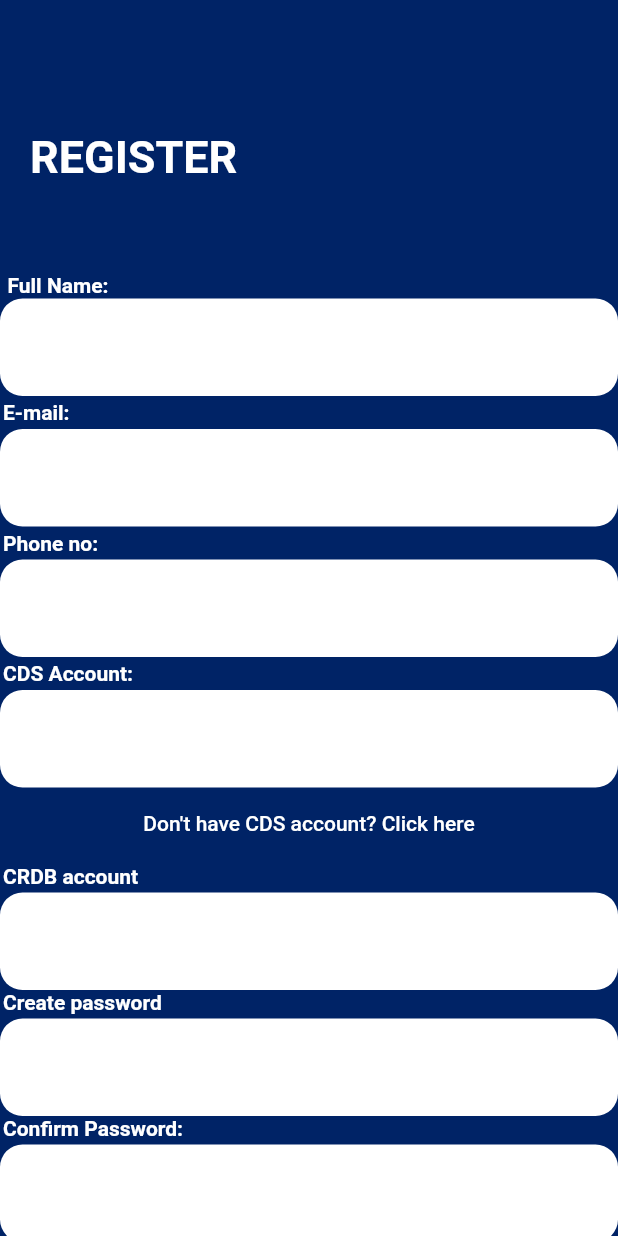
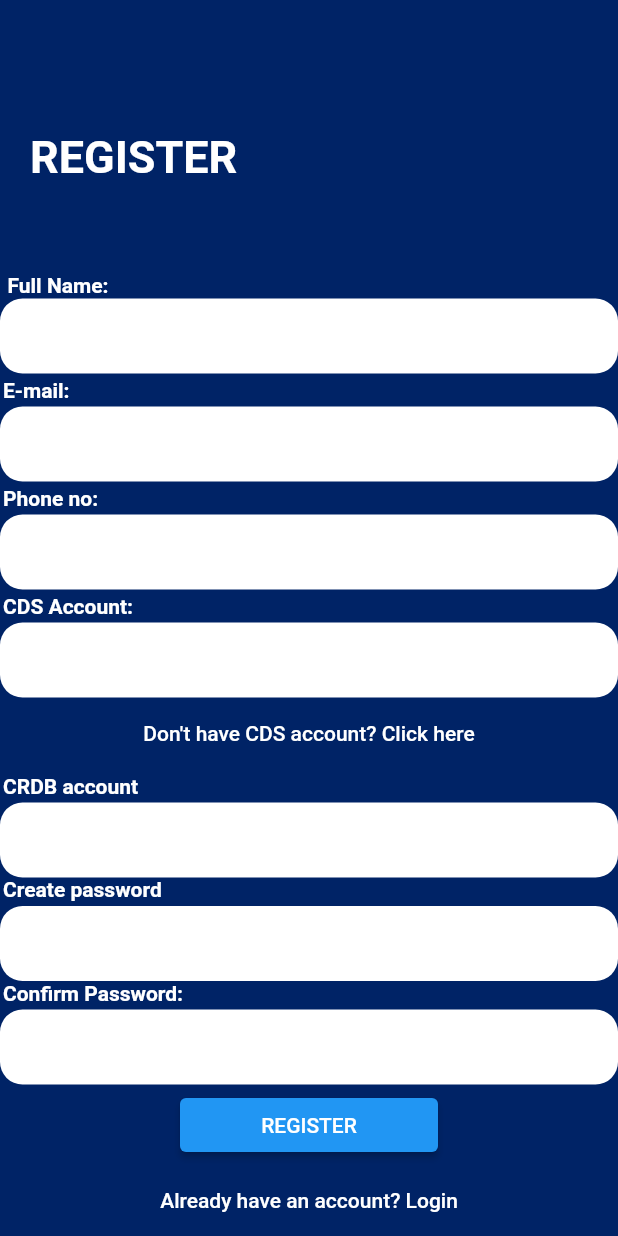
Before and after one commit to 2021-04-09500/WEKEZA-APP, a Flutter app: the RegistrationPage screen opened directly, scrolled down 51 dp, on a phone screen of 412 x 824 dp. Run offline on Flutter 3.47's test engine with Material 2 defaults, Android fonts, the phone set to English and light mode, and no system bars.

Commit message:
registration
addition of input formatters and front size

```diff
--- a/lib/screens/registration.dart
+++ b/lib/screens/registration.dart
@@ -1,4 +1,3 @@
-
 import 'package:flutter/material.dart';
 import 'package:flutter/services.dart';
 
@@ -18,6 +17,10 @@ class _RegistrationPageState extends State<RegistrationPage> {
   TextEditingController _passwordController = TextEditingController();
   TextEditingController _confirmPasswordController = TextEditingController();
 
+  var letters;
+
+  var only;
+
   void _register() {
     if (_formKey.currentState!.validate()) {
       // Perform registration logic here
@@ -35,12 +38,11 @@ class _RegistrationPageState extends State<RegistrationPage> {
 
      body: SingleChildScrollView(
        child: Container(
-          //color: Color.fromARGB(255, 5, 64, 112),
          child: Column(
 
           mainAxisAlignment: MainAxisAlignment.end,
           crossAxisAlignment: CrossAxisAlignment.stretch,
-            children: [
+            children:<Widget> [
 
               const Padding(
                 padding: EdgeInsets.only(left: 20),
@@ -71,6 +73,15 @@ class _RegistrationPageState extends State<RegistrationPage> {
                 const SizedBox(height: 3),
                 CircleInputField(
                   controller: _fullNameController,
+                label: 'Full Name',
+                hint: 'Enter your full name',
+                validator: (value) {
+                  if (value == null || value.isEmpty) {
+                    return 'Please enter your full name';
+                  }
+                  // You can add additional validation rules for names if needed
+                  return null;
+                }, inputFormatters: [FilteringTextInputFormatter.digitsOnly,]
 
                 ),
                 const SizedBox(height: 3),
@@ -87,8 +98,21 @@ class _RegistrationPageState extends State<RegistrationPage> {
                 const SizedBox(height: 3),
                 CircleInputField(
                   controller: _emailController,
-
-                ),
+                   label: 'E-mail',
+                hint: 'Enter your email address',
+                validator: (value) {
+                  if (value == null || value.isEmpty) {
+                    return 'Please enter your email address';
+                  }
+                  final emailPattern = r'^[\w-]+(\.[\w-]+)*@[\w-]+(\.[\w-]+)+$';
+                  final regex = RegExp(emailPattern);
+                  if (!regex.hasMatch(value)) {
+                    return 'Please enter a valid email address';
+                  }
+                  return null;
+                }, inputFormatters: [ FilteringTextInputFormatter.allow(RegExp(r'[a-zA-Z@.]')), // Allow only letters, '@', and '.'
+                                      ],
+                  ),
                 const SizedBox(height: 3),
                 const Padding(
                   padding: EdgeInsets.only(left: 2.0),
@@ -104,6 +128,18 @@ class _RegistrationPageState extends State<RegistrationPage> {
 
                 CircleInputField(
                   controller: _phoneController,
+                label: 'Phone Number',
+                hint: 'Enter your phone number',
+                validator: (value) {
+                  if (value == null || value.isEmpty) {
+                    return 'Please enter your phone number';
+                  }
+                  if (int.tryParse(value) == null) {
+                    return 'Please enter a valid phone number';
+                  }
+                  // You can add additional validation rules for phone numbers if needed
+                  return null;
+                }, inputFormatters: [FilteringTextInputFormatter.digitsOnly],
                 ),
                 const SizedBox(height: 3),
                 const Padding(
@@ -119,6 +155,16 @@ class _RegistrationPageState extends State<RegistrationPage> {
                 const SizedBox(height: 3),
                 CircleInputField(
                  controller: _cdsAccountController,
+                 label: 'CDS Account',
+  hint: 'Enter your CRDB account number',
+  validator: (value) {
+    if (value == null || value.isEmpty) {
+      return 'Please enter your CDS account number';
+    }
+    // You can add additional validation rules for account numbers if needed
+    return null;
+  },
+  inputFormatters: [FilteringTextInputFormatter.digitsOnly], // Allow only digits
                 ),
                 //const SizedBox(height: 3),
                 TextButton(
@@ -146,6 +192,16 @@ class _RegistrationPageState extends State<RegistrationPage> {
                 const SizedBox(height: 3),
                 CircleInputField(
                   controller: _crdbAccountController,
+                  label: 'CRDB Account',
+  hint: 'Enter your CRDB account number',
+  validator: (value) {
+    if (value == null || value.isEmpty) {
+      return 'Please enter your CRDB account number';
+    }
+    // You can add additional validation rules for account numbers if needed
+    return null;
+  },
+  inputFormatters: [FilteringTextInputFormatter.digitsOnly], // Allow only digits
                 ),
                 //const SizedBox(height: 3),
                 const Padding(
@@ -162,10 +218,35 @@ class _RegistrationPageState extends State<RegistrationPage> {
                 const SizedBox(height: 3),
                 CircleInputField(
                   controller: _passwordController,
+                  label: 'Create Password',
+  hint: 'Enter your password',
+  validator: (value) {
+    if (value == null || value.isEmpty) {
+      return 'Please enter your password';
+    }
+    if (value.length < 6) {
+      return 'Password must be at least 6 characters';
+    }
+    if (!value.contains(RegExp(r'[A-Z]'))) {
+      return 'Password must contain at least one uppercase letter';
+    }
+    if (!value.contains(RegExp(r'[a-z]'))) {
+      return 'Password must contain at least one lowercase letter';
+    }
+    if (!value.contains(RegExp(r'[0-9]'))) {
+      return 'Password must contain at least one number';
+    }
+    if (!value.contains(RegExp(r'[!@#\$%^&*(),.?":{}|<>]'))) {
+      return 'Password must contain at least one special character';
+    }
+
+    return null;
+  },
+
                   isPassword: true,
+                  inputFormatters: [FilteringTextInputFormatter.digitsOnly],
                 ),
-               // const SizedBox(height: 3),
-                const Padding(
+                 const Padding(
                   padding: EdgeInsets.only(left:2.0),
                   child: Text(
                     'Confirm Password:',
@@ -178,7 +259,19 @@ class _RegistrationPageState extends State<RegistrationPage> {
                 const SizedBox(height: 3),
                 CircleInputField(
                   controller: _confirmPasswordController,
-                  isPassword: true,
+                  label: 'Confirm Password',
+                   hint: 'Confirm your password',
+                      validator: (value) {
+                           if (value == null || value.isEmpty) {
+                       return 'Please confirm your password';
+                         }
+                            if (value != _passwordController.text) {
+                            return 'Passwords do not match';
+                           }
+                                 return null;
+                        },
+
+                  isPassword: true, inputFormatters: [FilteringTextInputFormatter.digitsOnly],
                 ),
                 const SizedBox(height: 3),
                 Padding(
@@ -217,20 +310,21 @@ class CircleInputField extends StatelessWidget {
 
   const CircleInputField({
     required this.controller,
-    this.isPassword = false,
+    this.isPassword = false, required String hint, required String label, required String? Function(dynamic value) validator, required List<TextInputFormatter> inputFormatters,
   });
 
   @override
   Widget build(BuildContext context) {
     return Container(
-      height: 65,
-      width: 329.0,
+      height: 50,
+      width: 250.0,
       decoration: BoxDecoration(
         color: Colors.white, // White background color inside the box
         borderRadius: BorderRadius.circular(15.0),
       ),
       padding: const EdgeInsets.symmetric(horizontal: 2.0),
       child: TextFormField(
+       keyboardType: TextInputType.emailAddress,
         controller: controller,
         obscureText: isPassword,
         style: const TextStyle(color: Colors.black), // Input text color
```
